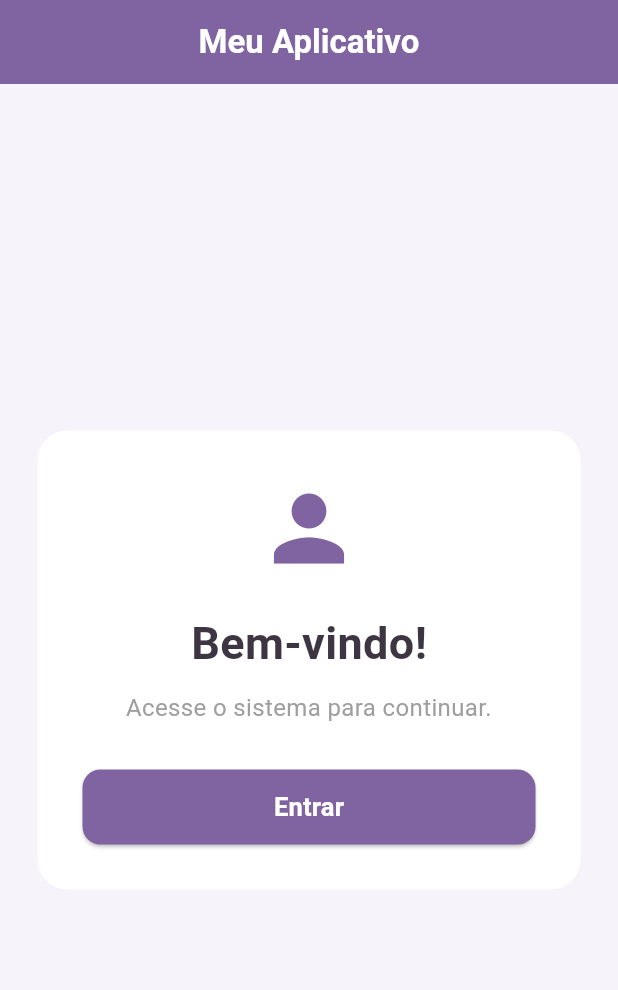
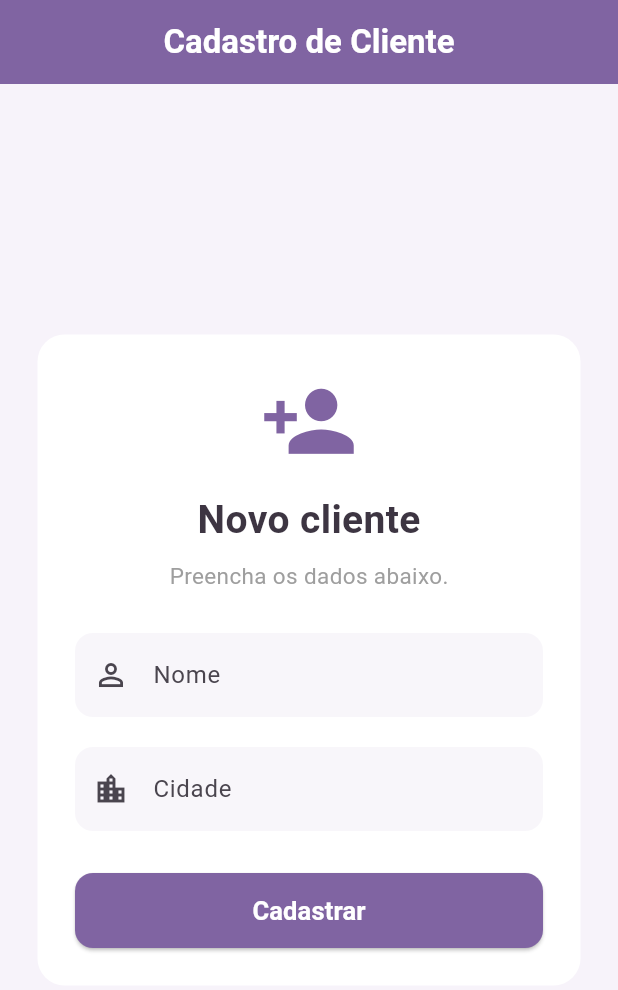
Before and after one commit to gloriacarvalho/mini_atividades, a Flutter app: the screen it shows after launch, on a phone screen of 412 x 824 dp. Shown: the top 990 px of the screen. Run offline on Flutter 3.47's test engine with Material 3 defaults, Android fonts, the light colour scheme and no system bars.

Commit message:
atividade2

```diff
--- a/lib/main.dart
+++ b/lib/main.dart
@@ -11,24 +11,48 @@ class MyApp extends StatelessWidget {
   Widget build(BuildContext context) {
     return MaterialApp(
       debugShowCheckedModeBanner: false,
-      title: 'Meu Aplicativo',
+      title: 'Cadastro de Cliente',
       theme: ThemeData(
         colorScheme: ColorScheme.fromSeed(
           seedColor: const Color(0xFF8064A2),
         ),
         useMaterial3: true,
       ),
-      home: const Tela1(),
+      home: const TelaCadastro(),
     );
   }
 }
 
 // ===============================
-// TELA 1
+// TELA 1 - CADASTRO
 // ===============================
 
-class Tela1 extends StatelessWidget {
-  const Tela1({super.key});
+class TelaCadastro extends StatefulWidget {
+  const TelaCadastro({super.key});
+
+  @override
+  State<TelaCadastro> createState() => _TelaCadastroState();
+}
+
+class _TelaCadastroState extends State<TelaCadastro> {
+  final TextEditingController nomeController = TextEditingController();
+
+  final TextEditingController cidadeController = TextEditingController();
+
+  void cadastrar() {
+    String nome = nomeController.text;
+    String cidade = cidadeController.text;
+
+    Navigator.push(
+      context,
+      MaterialPageRoute(
+        builder: (context) => TelaResumo(
+          nome: nome,
+          cidade: cidade,
+        ),
+      ),
+    );
+  }
 
   @override
   Widget build(BuildContext context) {
@@ -37,7 +61,157 @@ class Tela1 extends StatelessWidget {
 
       appBar: AppBar(
         title: const Text(
-          'Meu Aplicativo',
+          'Cadastro de Cliente',
+          style: TextStyle(
+            fontWeight: FontWeight.bold,
+          ),
+        ),
+        centerTitle: true,
+        backgroundColor: const Color(0xFF8064A2),
+        foregroundColor: Colors.white,
+      ),
+
+      body: Padding(
+        padding: const EdgeInsets.all(25),
+
+        child: Center(
+          child: SingleChildScrollView(
+            child: Container(
+              padding: const EdgeInsets.all(25),
+              decoration: BoxDecoration(
+                color: Colors.white,
+                borderRadius: BorderRadius.circular(18),
+              ),
+
+              child: Column(
+                children: [
+
+                  const Icon(
+                    Icons.person_add,
+                    size: 65,
+                    color: Color(0xFF8064A2),
+                  ),
+
+                  const SizedBox(height: 15),
+
+                  const Text(
+                    'Novo cliente',
+                    style: TextStyle(
+                      fontSize: 26,
+                      fontWeight: FontWeight.bold,
+                      color: Color(0xFF3D3542),
+                    ),
+                  ),
+
+                  const SizedBox(height: 8),
+
+                  const Text(
+                    'Preencha os dados abaixo.',
+                    style: TextStyle(
+                      fontSize: 15,
+                      color: Colors.grey,
+                    ),
+                  ),
+
+                  const SizedBox(height: 28),
+
+                  // Nome
+                  TextField(
+                    controller: nomeController,
+                    decoration: InputDecoration(
+                      labelText: 'Nome',
+                      hintText: 'Digite o nome',
+                      prefixIcon: const Icon(
+                        Icons.person_outline,
+                      ),
+                      filled: true,
+                      fillColor: const Color(0xFFF8F6FA),
+                      border: OutlineInputBorder(
+                        borderRadius: BorderRadius.circular(12),
+                        borderSide: BorderSide.none,
+                      ),
+                    ),
+                  ),
+
+                  const SizedBox(height: 20),
+
+                  // Cidade
+                  TextField(
+                    controller: cidadeController,
+                    decoration: InputDecoration(
+                      labelText: 'Cidade',
+                      hintText: 'Digite a cidade',
+                      prefixIcon: const Icon(
+                        Icons.location_city,
+                      ),
+                      filled: true,
+                      fillColor: const Color(0xFFF8F6FA),
+                      border: OutlineInputBorder(
+                        borderRadius: BorderRadius.circular(12),
+                        borderSide: BorderSide.none,
+                      ),
+                    ),
+                  ),
+
+                  const SizedBox(height: 28),
+
+                  // Botão
+                  SizedBox(
+                    width: double.infinity,
+                    height: 50,
+
+                    child: ElevatedButton(
+                      onPressed: cadastrar,
+
+                      style: ElevatedButton.styleFrom(
+                        backgroundColor: const Color(0xFF8064A2),
+                        foregroundColor: Colors.white,
+                        shape: RoundedRectangleBorder(
+                          borderRadius: BorderRadius.circular(12),
+                        ),
+                      ),
+
+                      child: const Text(
+                        'Cadastrar',
+                        style: TextStyle(
+                          fontSize: 17,
+                          fontWeight: FontWeight.bold,
+                        ),
+                      ),
+                    ),
+                  ),
+                ],
+              ),
+            ),
+          ),
+        ),
+      ),
+    );
+  }
+}
+
+// ===============================
+// TELA 2 - RESUMO
+// ===============================
+
+class TelaResumo extends StatelessWidget {
+  final String nome;
+  final String cidade;
+
+  const TelaResumo({
+    super.key,
+    required this.nome,
+    required this.cidade,
+  });
+
+  @override
+  Widget build(BuildContext context) {
+    return Scaffold(
+      backgroundColor: const Color(0xFFF7F3FA),
+
+      appBar: AppBar(
+        title: const Text(
+          'Resumo',
           style: TextStyle(
             fontWeight: FontWeight.bold,
           ),
@@ -53,42 +227,56 @@ class Tela1 extends StatelessWidget {
 
           child: Container(
             width: double.infinity,
-            padding: const EdgeInsets.all(30),
+            padding: const EdgeInsets.all(25),
 
             decoration: BoxDecoration(
               color: Colors.white,
-              borderRadius: BorderRadius.circular(20),
+              borderRadius: BorderRadius.circular(18),
             ),
 
             child: Column(
               mainAxisSize: MainAxisSize.min,
+              crossAxisAlignment: CrossAxisAlignment.start,
+
               children: [
 
-                const Icon(
-                  Icons.person,
-                  size: 70,
+                const Center(
+                  child: Icon(
+                    Icons.check_circle_outline,
+                    size: 65,
                     color: Color(0xFF8064A2),
                   ),
+                ),
 
-                const SizedBox(height: 20),
+                const SizedBox(height: 18),
 
-                const Text(
-                  'Bem-vindo!',
+                const Center(
+                  child: Text(
+                    'Cadastro realizado!',
+                    textAlign: TextAlign.center,
                     style: TextStyle(
-                    fontSize: 30,
+                      fontSize: 25,
                       fontWeight: FontWeight.bold,
                       color: Color(0xFF3D3542),
                     ),
                   ),
+                ),
 
-                const SizedBox(height: 10),
+                const SizedBox(height: 30),
 
-                const Text(
-                  'Acesse o sistema para continuar.',
-                  textAlign: TextAlign.center,
-                  style: TextStyle(
-                    fontSize: 16,
-                    color: Colors.grey,
+                Text(
+                  'Nome: $nome',
+                  style: const TextStyle(
+                    fontSize: 18,
+                  ),
+                ),
+
+                const SizedBox(height: 15),
+
+                Text(
+                  'Cidade: $cidade',
+                  style: const TextStyle(
+                    fontSize: 18,
                   ),
                 ),
 
@@ -96,30 +284,27 @@ class Tela1 extends StatelessWidget {
 
                 SizedBox(
                   width: double.infinity,
-                  height: 50,
+                  height: 48,
 
-                  child: ElevatedButton(
+                  child: OutlinedButton(
                     onPressed: () {
-                      Navigator.push(
-                        context,
-                        MaterialPageRoute(
-                          builder: (context) => const Tela2(),
-                        ),
-                      );
+                      Navigator.pop(context);
                     },
 
-                    style: ElevatedButton.styleFrom(
-                      backgroundColor: const Color(0xFF8064A2),
-                      foregroundColor: Colors.white,
+                    style: OutlinedButton.styleFrom(
+                      foregroundColor: const Color(0xFF8064A2),
+                      side: const BorderSide(
+                        color: Color(0xFF8064A2),
+                      ),
                       shape: RoundedRectangleBorder(
                         borderRadius: BorderRadius.circular(12),
                       ),
                     ),
 
                     child: const Text(
-                      'Entrar',
+                      'Voltar',
                       style: TextStyle(
-                        fontSize: 17,
+                        fontSize: 16,
                         fontWeight: FontWeight.bold,
                       ),
                     ),
@@ -133,99 +318,3 @@ class Tela1 extends StatelessWidget {
     );
   }
 }
-
-// ===============================
-// TELA 2
-// ===============================
-
-class Tela2 extends StatelessWidget {
-  const Tela2({super.key});
-
-  @override
-  Widget build(BuildContext context) {
-    return Scaffold(
-      backgroundColor: const Color(0xFFF7F3FA),
-
-      appBar: AppBar(
-        title: const Text(
-          'Tela 2',
-          style: TextStyle(
-            fontWeight: FontWeight.bold,
-          ),
-        ),
-        centerTitle: true,
-        backgroundColor: const Color(0xFF8064A2),
-        foregroundColor: Colors.white,
-      ),
-
-      body: Center(
-        child: Padding(
-          padding: const EdgeInsets.all(25),
-
-          child: Container(
-            width: double.infinity,
-            padding: const EdgeInsets.all(30),
-
-            decoration: BoxDecoration(
-              color: Colors.white,
-              borderRadius: BorderRadius.circular(20),
-            ),
-
-            child: Column(
-              mainAxisSize: MainAxisSize.min,
-              children: [
-
-                const Icon(
-                  Icons.check_circle,
-                  size: 70,
-                  color: Color(0xFF8064A2),
-                ),
-
-                const SizedBox(height: 20),
-
-                const Text(
-                  'Você entrou no sistema!',
-                  textAlign: TextAlign.center,
-                  style: TextStyle(
-                    fontSize: 25,
-                    fontWeight: FontWeight.bold,
-                    color: Color(0xFF3D3542),
-                  ),
-                ),
-
-                const SizedBox(height: 30),
-
-                SizedBox(
-                  width: double.infinity,
-                  height: 50,
-
-                  child: ElevatedButton(
-                    onPressed: () {
-                      Navigator.pop(context);
-                    },
-
-                    style: ElevatedButton.styleFrom(
-                      backgroundColor: const Color(0xFF8064A2),
-                      foregroundColor: Colors.white,
-                      shape: RoundedRectangleBorder(
-                        borderRadius: BorderRadius.circular(12),
-                      ),
-                    ),
-
-                    child: const Text(
-                      'Voltar',
-                      style: TextStyle(
-                        fontSize: 17,
-                        fontWeight: FontWeight.bold,
-                      ),
-                    ),
-                  ),
-                ),
-              ],
-            ),
-          ),
-        ),
-      ),
-    );
-  }
-}
```
Lines whose indentation alone changed are shown as unchanged.
